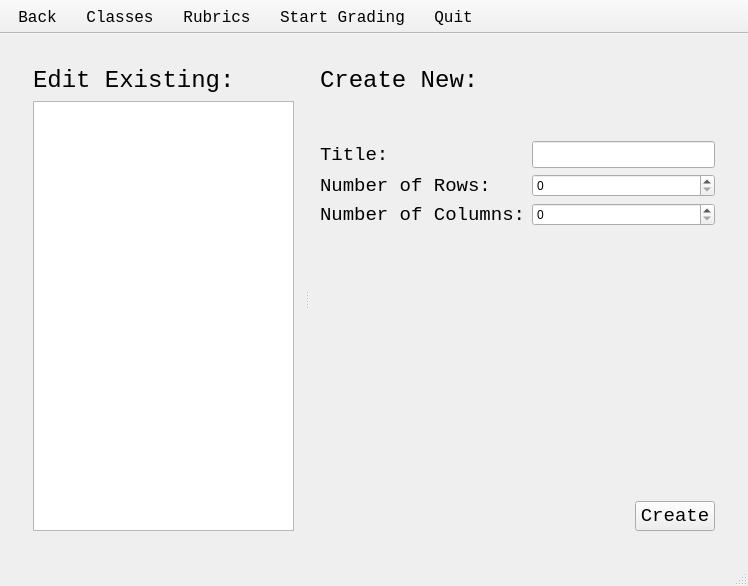
Before: the Qt Designer form GAUI/basescreen.ui in ezfe/grading-assistant-cs205, drawn with Qt 5.
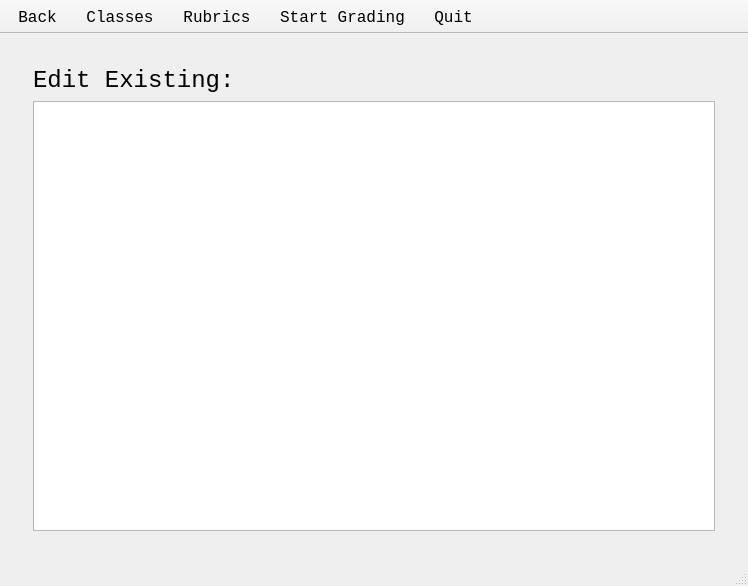
After: the same form once the commit is applied. The open tabs and pages were chosen to show the change.

Commit message:
Changed rubric setup
-only way to make new rubric is through an assignment
-expanded add assignment dialog
-can add new assignment from setup grading section dialog
-edited rubric page

```diff
--- a/GAUI/basescreen.ui
+++ b/GAUI/basescreen.ui
@@ -520,124 +520,6 @@
             </item>
            </layout>
           </widget>
-          <widget class="QWidget" name="layoutWidget">
-           <layout class="QVBoxLayout" name="verticalLayout_6">
-            <item>
-             <widget class="QLabel" name="label_11">
-              <property name="font">
-               <font>
-                <family>Monospace</family>
-                <pointsize>18</pointsize>
-               </font>
-              </property>
-              <property name="text">
-               <string>Create New:</string>
-              </property>
-             </widget>
-            </item>
-            <item>
-             <spacer name="verticalSpacer_6">
-              <property name="orientation">
-               <enum>Qt::Vertical</enum>
-              </property>
-              <property name="sizeType">
-               <enum>QSizePolicy::Preferred</enum>
-              </property>
-              <property name="sizeHint" stdset="0">
-               <size>
-                <width>20</width>
-                <height>40</height>
-               </size>
-              </property>
-             </spacer>
-            </item>
-            <item>
-             <layout class="QFormLayout" name="formLayout">
-              <item row="0" column="0">
-               <widget class="QLabel" name="label_12">
-                <property name="font">
-                 <font>
-                  <family>Monospace</family>
-                  <pointsize>14</pointsize>
-                 </font>
-                </property>
-                <property name="text">
-                 <string>Title:</string>
-                </property>
-               </widget>
-              </item>
-              <item row="0" column="1">
-               <widget class="QLineEdit" name="rubricTitleEdit">
-                <property name="font">
-                 <font>
-                  <family>Monospace</family>
-                  <pointsize>12</pointsize>
-                 </font>
-                </property>
-               </widget>
-              </item>
-              <item row="1" column="0">
-               <widget class="QLabel" name="label_13">
-                <property name="font">
-                 <font>
-                  <family>Monospace</family>
-                  <pointsize>14</pointsize>
-                 </font>
-                </property>
-                <property name="text">
-                 <string>Number of Rows:</string>
-                </property>
-               </widget>
-              </item>
-              <item row="1" column="1">
-               <widget class="QSpinBox" name="rowsEdit"/>
-              </item>
-              <item row="2" column="0">
-               <widget class="QLabel" name="label_14">
-                <property name="font">
-                 <font>
-                  <family>Monospace</family>
-                  <pointsize>14</pointsize>
-                 </font>
-                </property>
-                <property name="text">
-                 <string>Number of Columns:</string>
-                </property>
-               </widget>
-              </item>
-              <item row="2" column="1">
-               <widget class="QSpinBox" name="columnsEdit"/>
-              </item>
-             </layout>
-            </item>
-            <item>
-             <spacer name="verticalSpacer_7">
-              <property name="orientation">
-               <enum>Qt::Vertical</enum>
-              </property>
-              <property name="sizeHint" stdset="0">
-               <size>
-                <width>20</width>
-                <height>40</height>
-               </size>
-              </property>
-             </spacer>
-            </item>
-            <item alignment="Qt::AlignRight">
-             <widget class="QPushButton" name="createButton">
-              <property name="font">
-               <font>
-                <family>Monospace</family>
-                <pointsize>14</pointsize>
-               </font>
-              </property>
-              <property name="text">
-               <string>Create</string>
-              </property>
-             </widget>
-            </item>
-           </layout>
-          </widget>
          </widget>
         </item>
        </layout>
```
Left out of the diff: 2 changed lines with no effect on the pictures. The commit also changes 8 other files.
